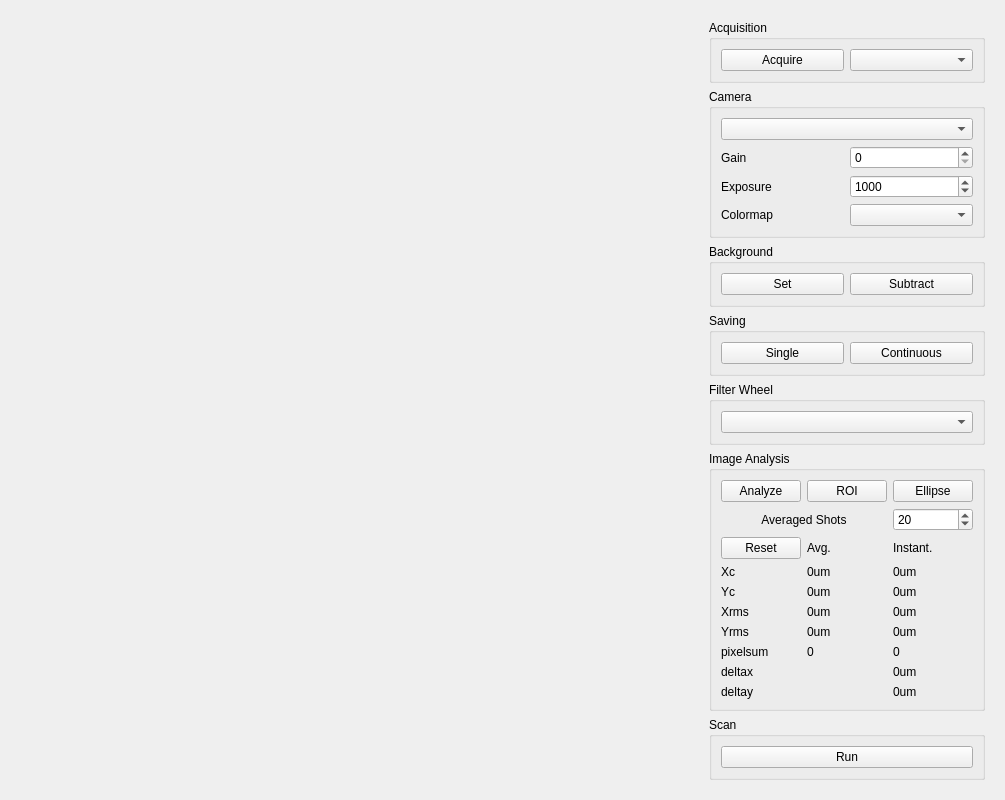
The window that cameras/Python/window.ui (afisher000/Radiabeam) describes before a commit, drawn with Qt 5.
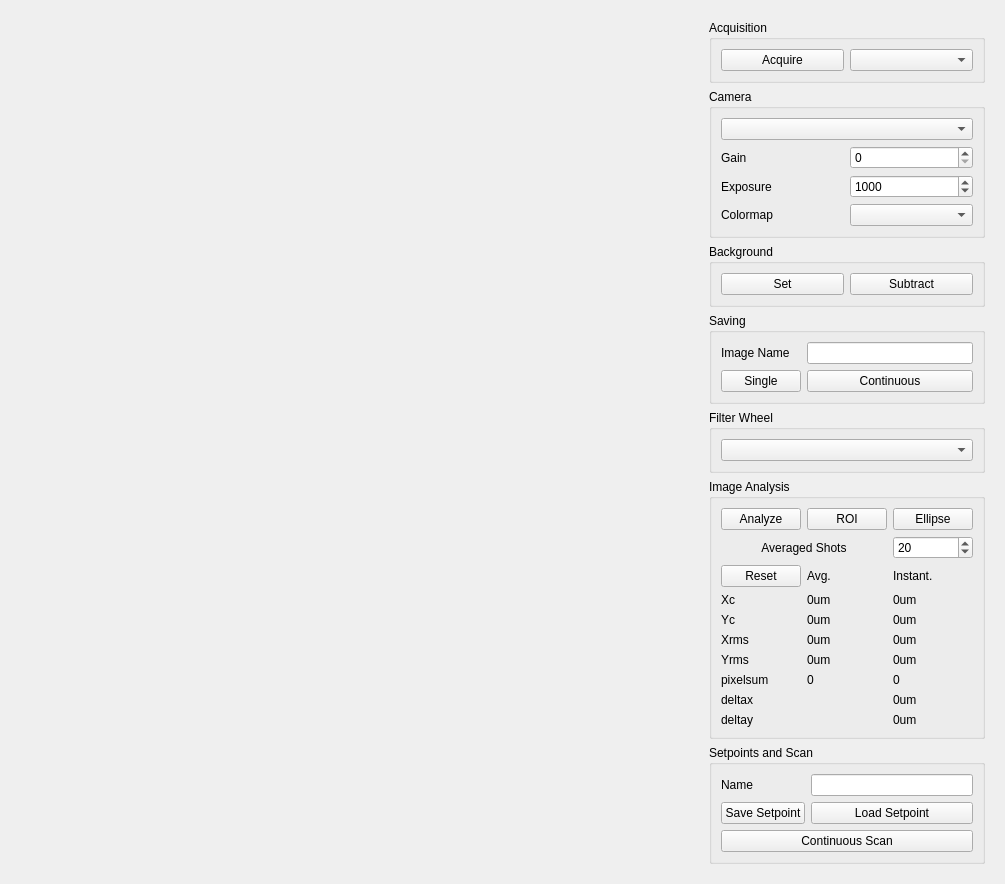
The same window after the commit.

What changed in the file:
```diff
--- a/cameras/Python/window.ui
+++ b/cameras/Python/window.ui
@@ -7,7 +7,7 @@
     <x>0</x>
     <y>0</y>
     <width>1005</width>
-    <height>734</height>
+    <height>867</height>
    </rect>
   </property>
   <property name="windowTitle">
@@ -167,21 +167,31 @@
         <property name="title">
          <string>Saving</string>
         </property>
-        <layout class="QHBoxLayout" name="horizontalLayout_4">
-         <item>
+        <layout class="QGridLayout" name="gridLayout_4">
+         <item row="1" column="0">
           <widget class="QPushButton" name="singleButton">
            <property name="text">
             <string>Single</string>
            </property>
           </widget>
          </item>
-         <item>
+         <item row="1" column="1">
           <widget class="QPushButton" name="continuousButton">
            <property name="text">
             <string>Continuous</string>
            </property>
           </widget>
          </item>
+         <item row="0" column="0">
+          <widget class="QLabel" name="label_12">
+           <property name="text">
+            <string>Image Name</string>
+           </property>
+          </widget>
+         </item>
+         <item row="0" column="1">
+          <widget class="QLineEdit" name="lineEdit_2"/>
+         </item>
         </layout>
        </widget>
       </item>
@@ -248,7 +258,7 @@
             </widget>
            </item>
            <item row="2" column="1">
-            <widget class="QLabel" name="label_12">
+            <widget class="QLabel" name="avgLabel">
              <property name="text">
               <string>Avg.</string>
              </property>
@@ -411,16 +421,40 @@
       <item>
        <widget class="QGroupBox" name="groupBox_7">
         <property name="title">
-         <string>Scan</string>
+         <string>Setpoints and Scan</string>
         </property>
-        <layout class="QVBoxLayout" name="verticalLayout_2">
-         <item>
+        <layout class="QGridLayout" name="gridLayout_3">
+         <item row="3" column="0" colspan="2">
           <widget class="QPushButton" name="runscanButton">
            <property name="text">
-            <string>Run</string>
+            <string>Continuous Scan</string>
            </property>
           </widget>
          </item>
+         <item row="0" column="0">
+          <widget class="QLabel" name="label_11">
+           <property name="text">
+            <string>Name</string>
+           </property>
+          </widget>
+         </item>
+         <item row="1" column="1">
+          <widget class="QPushButton" name="pushButton">
+           <property name="text">
+            <string>Load Setpoint</string>
+           </property>
+          </widget>
+         </item>
+         <item row="1" column="0">
+          <widget class="QPushButton" name="pushButton_2">
+           <property name="text">
+            <string>Save Setpoint</string>
+           </property>
+          </widget>
+         </item>
+         <item row="0" column="1">
+          <widget class="QLineEdit" name="lineEdit"/>
+         </item>
         </layout>
        </widget>
       </item>
```
Left out of the diff: 2 changed lines with no effect on the pictures.
